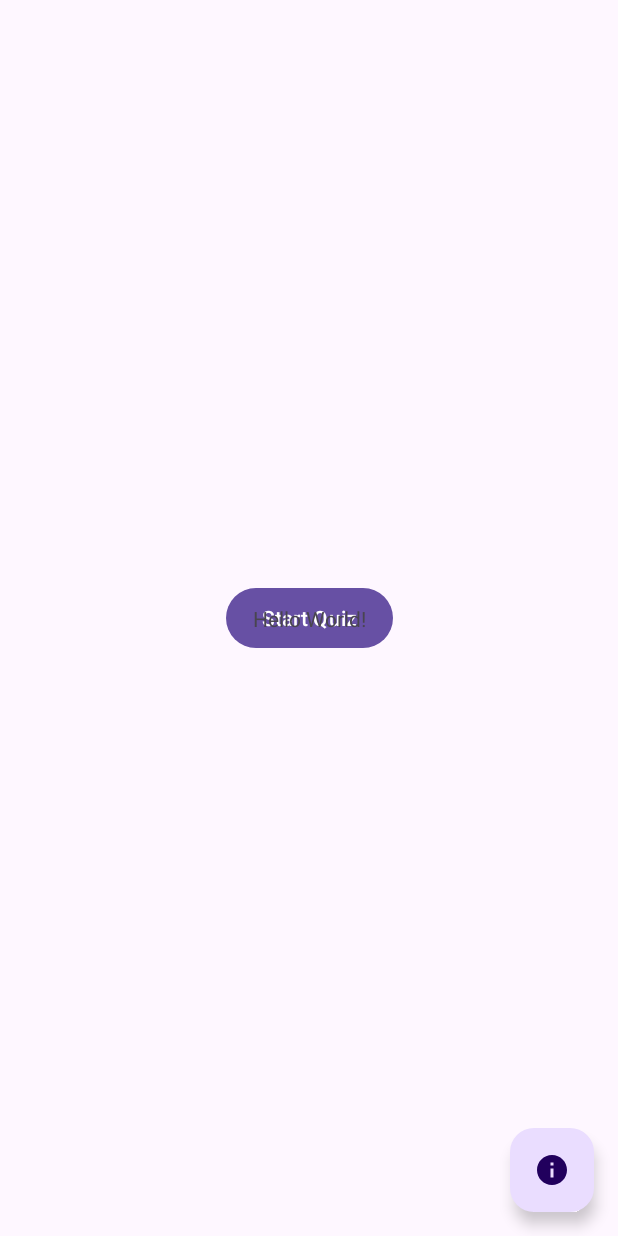
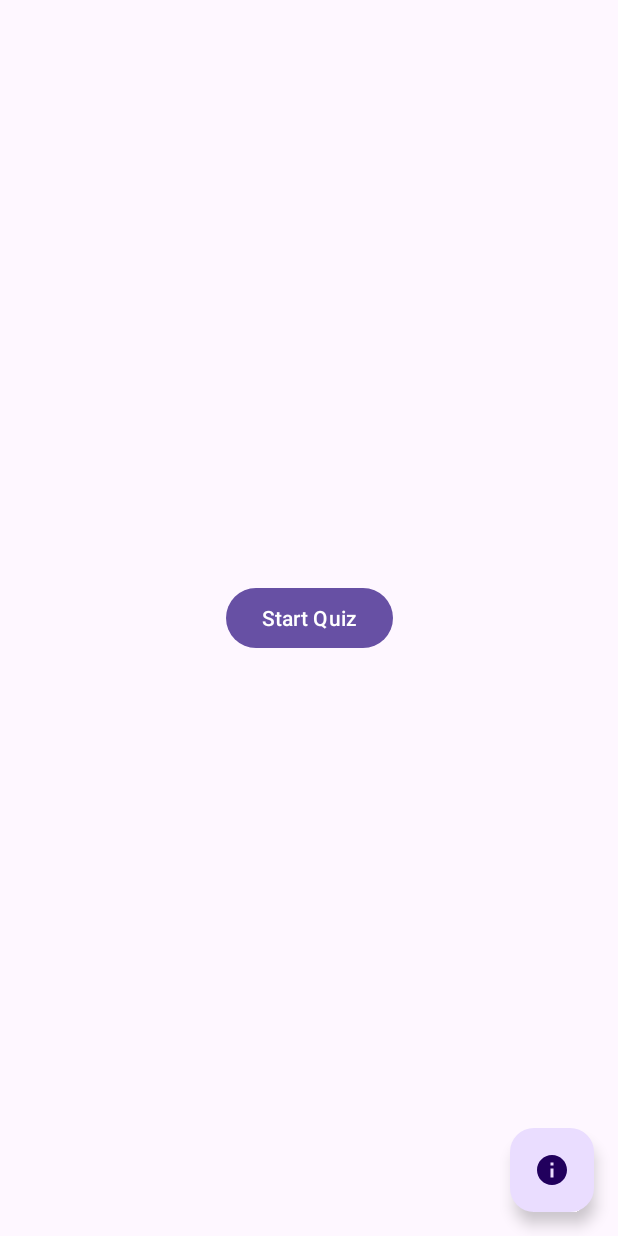
Before and after one commit to coding-factory-classrooms/android-flashcard-amoguous, an Android app: the screen it shows after launch (MainActivity), on a phone screen of 412 x 824 dp. Run offline under Robolectric (Android 15) with nearby library versions, the light colour scheme and no system bars.

Commit message:
Update activity_main.xml

```diff
--- a/app/src/main/res/layout/activity_main.xml
+++ b/app/src/main/res/layout/activity_main.xml
@@ -36,13 +36,4 @@
 
     </androidx.constraintlayout.widget.ConstraintLayout>
 
-    <TextView
-        android:layout_width="wrap_content"
-        android:layout_height="wrap_content"
-        android:text="Hello World!"
-        app:layout_constraintBottom_toBottomOf="parent"
-        app:layout_constraintEnd_toEndOf="parent"
-        app:layout_constraintStart_toStartOf="parent"
-        app:layout_constraintTop_toTopOf="parent" />
-
 </androidx.constraintlayout.widget.ConstraintLayout>
```
